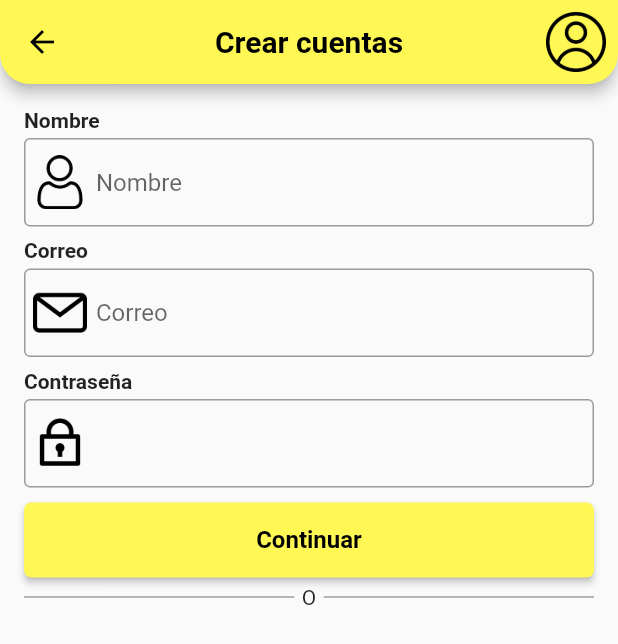
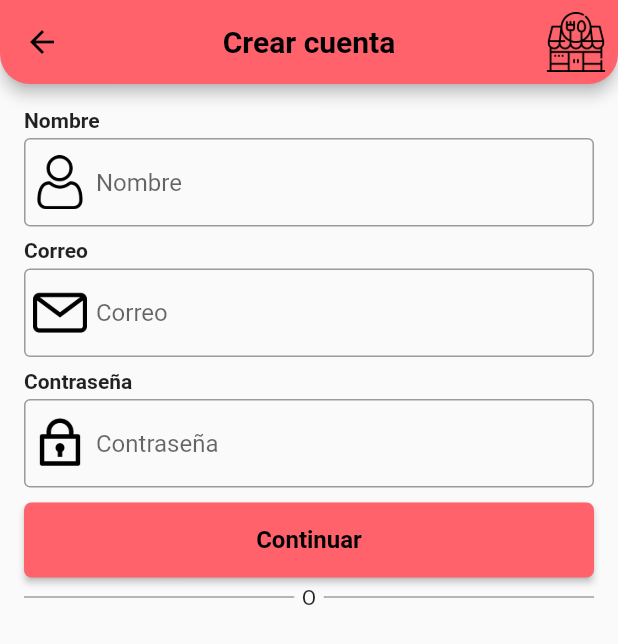
Before and after one commit to Jesus-fran/apprest, a Flutter app: the RegisterRest screen opened directly, on a phone screen of 412 x 824 dp. Shown: the top 644 px of the screen. Run offline on Flutter 3.47's test engine with Material 2 defaults, Android fonts, the phone set to English and light mode, and no system bars.

Commit message:
Nueva Version

```diff
--- a/lib/register_rest.dart
+++ b/lib/register_rest.dart
@@ -24,9 +24,9 @@ class _RegisterRestState extends State<RegisterRest> {
   Widget build(BuildContext context) {
     return Scaffold(
       appBar: AppBar(
-        backgroundColor: Color(0xFFFFF854),
+        backgroundColor: Color(0xFFFF626B),
         title: Text(
-          'Crear cuentas',
+          'Crear cuenta',
           textAlign: TextAlign.center,
           style: TextStyle(color: Colors.black, fontWeight: FontWeight.bold),
         ),
@@ -40,7 +40,7 @@ class _RegisterRestState extends State<RegisterRest> {
         actions: [
           Padding(
             padding: const EdgeInsets.all(8.0),
-            child: Image.asset('assets/usuario.png', width: 40),
+            child: Image.asset('assets/restaurante.png', width: 40),
           ),
         ],
         shape: RoundedRectangleBorder(
@@ -97,6 +97,7 @@ class _RegisterRestState extends State<RegisterRest> {
                   child:
                       Image.asset('assets/password.png', width: 20, height: 20),
                 ),
+                hintText: "Contraseña",
                 border: OutlineInputBorder(),
               ),
             ),
@@ -114,7 +115,7 @@ class _RegisterRestState extends State<RegisterRest> {
                 ),
                 style: ButtonStyle(
                   backgroundColor:
-                      MaterialStateProperty.all<Color>(Color(0xFFFFF854)),
+                      MaterialStateProperty.all<Color>(Color(0xFFFF626B)),
                   shape: MaterialStateProperty.all<RoundedRectangleBorder>(
                     RoundedRectangleBorder(
                       borderRadius: BorderRadius.circular(5),
--- a/lib/register_user.dart
+++ b/lib/register_user.dart
@@ -97,6 +97,7 @@ class _RegisterUserState extends State<RegisterUser> {
                   child:
                       Image.asset('assets/password.png', width: 20, height: 20),
                 ),
+                hintText: "Contraseña",
                 border: OutlineInputBorder(),
               ),
             ),
```
